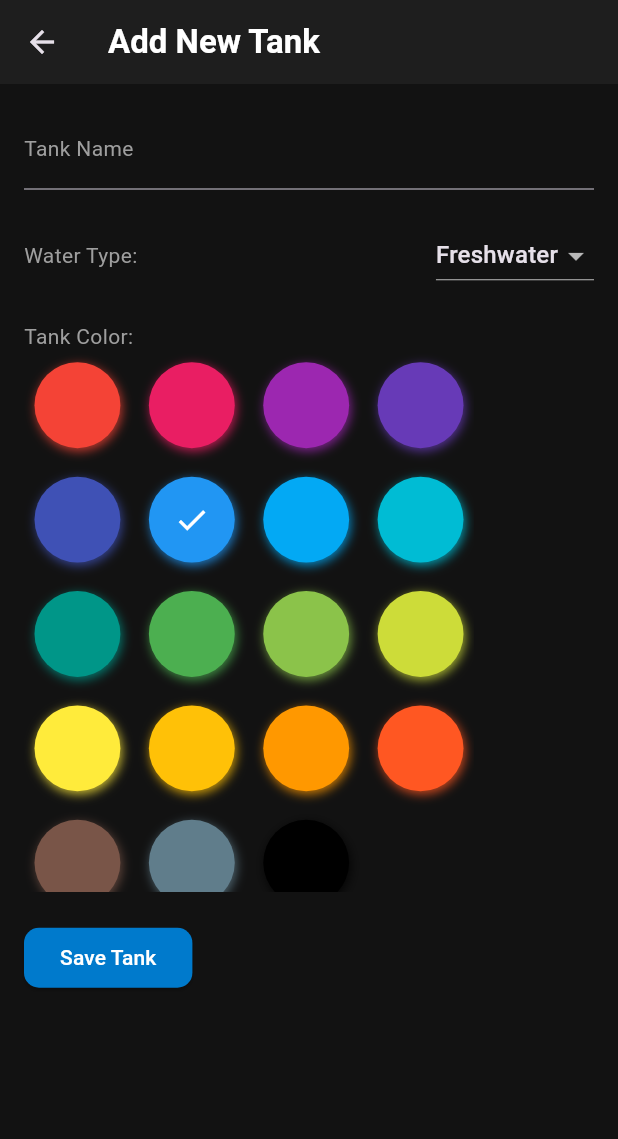
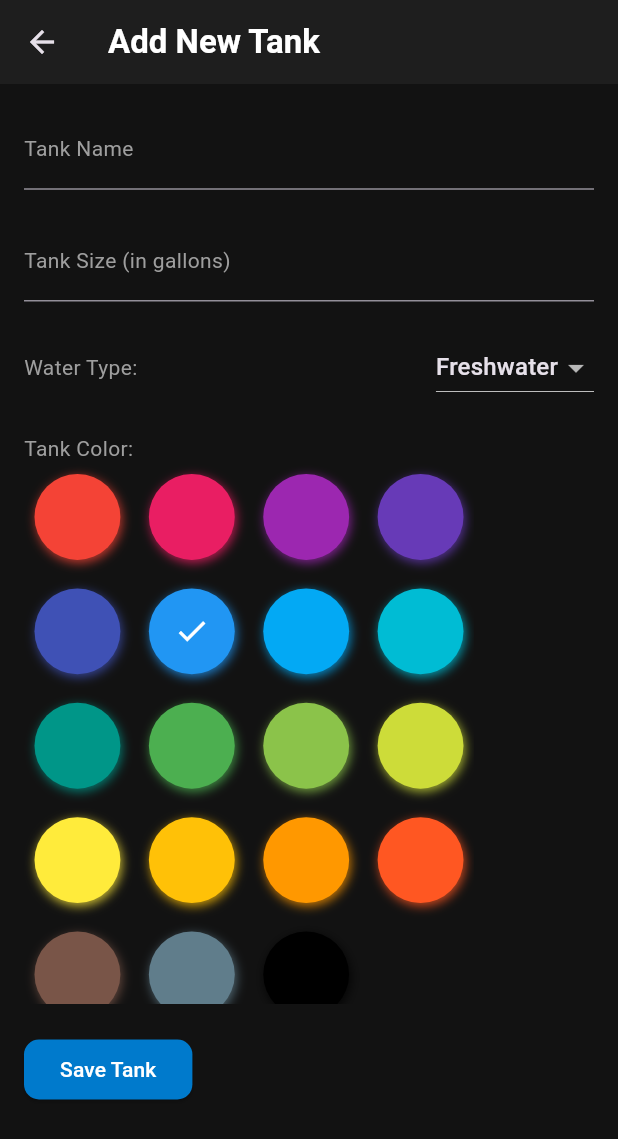
Before and after one commit to urlockGaur/AquaBuddy_fp, a Flutter app: the screen it shows after launch, item 2 of the bottom bar chosen, after a tap on the "add" icon, on a phone screen of 412 x 824 dp. Shown: the top 1139 px of the screen. Run offline on Flutter 3.47's test engine with Material 3 defaults, Android fonts, the phone set to English and light mode, and no system bars; drawn by our look-alikes of flutter_colorpicker; our stand-ins replace flutter_animate, hive, hive_flutter; accounts and stored records are empty; generated files the repository leaves out were written again.

Commit message:
database seeded. adding ability to add fish/plants/inverts to a tank

```diff
--- a/lib/main.dart
+++ b/lib/main.dart
@@ -1,8 +1,11 @@
-import 'package:flutter/material.dart';
-import 'package:aquabuddy/screens/home_screen.dart';
+import 'dart:convert';
+import 'package:flutter/services.dart';
 import 'package:hive_flutter/hive_flutter.dart';
 import 'models/tank.dart';
 import 'models/task.dart';
+import 'models/species.dart';
+import 'package:flutter/material.dart';
+import 'screens/home_screen.dart';
 
 void main() async {
   WidgetsFlutterBinding.ensureInitialized();
@@ -10,13 +13,49 @@
 
   Hive.registerAdapter(TankAdapter());
   Hive.registerAdapter(TaskAdapter());
+  Hive.registerAdapter(SpeciesAdapter());
 
   await Hive.openBox<Tank>('tanks');
   await Hive.openBox<Task>('tasks');
+  await Hive.openBox<Species>('fish');
+  await Hive.openBox<Species>("invertebrates");
+  await Hive.openBox<Species>('plants');
+
+  await seedSpeciesData();
 
   runApp(const AquaBuddyApp());
 }
+Future<void> seedSpeciesData() async {
+  final fishBox = Hive.box<Species>('fish');
+  final invertebratesBox = Hive.box<Species>('invertebrates');
+  final plantsBox = Hive.box<Species>('plants');
 
+  if (fishBox.isEmpty && invertebratesBox.isEmpty && plantsBox.isEmpty) {
+    final String data = await rootBundle.loadString('assets/species_data.json');
+    final Map<String, dynamic> jsonResult = json.decode(data);
+
+    for (var fish in jsonResult['fish']) {
+      fishBox.add(Species(
+        name: fish['name'],
+        scientificName: fish['scientificName'],
+      ));
+    }
+
+    for (var invert in jsonResult['invertebrates']) {
+      invertebratesBox.add(Species(
+        name: invert['name'],
+        scientificName: invert['scientificName'],
+      ));
+    }
+
+    for (var plant in jsonResult['plants']) {
+      plantsBox.add(Species(
+        name: plant['name'],
+        scientificName: plant['scientificName'],
+      ));
+    }
+  }
+}
 class AquaBuddyApp extends StatelessWidget {
   const AquaBuddyApp({super.key});
 
--- a/lib/models/tank.dart
+++ b/lib/models/tank.dart
@@ -5,13 +5,33 @@ part 'tank.g.dart';
 @HiveType(typeId: 0)
 class Tank extends HiveObject {
   @HiveField(0)
-   String name;
+  String name;
 
   @HiveField(1)
-   String waterType;
+  String waterType;
 
   @HiveField(2)
-   int color;
+  int color;
 
-  Tank({required this.name, required this.waterType, required this.color});
+  @HiveField(3)
+  int sizeInGallons;
+
+  @HiveField(4)
+  List<int> fishKeys; // Mutable list of species keys
+
+  @HiveField(5)
+  List<int> invertebrateKeys;
+
+  @HiveField(6)
+  List<int> plantKeys;
+
+  Tank({
+    required this.name,
+    required this.waterType,
+    required this.color,
+    required this.sizeInGallons,
+    this.fishKeys = const [],
+    this.invertebrateKeys = const [],
+    this.plantKeys = const [],
+  });
 }
--- a/lib/screens/add_tank_screen.dart
+++ b/lib/screens/add_tank_screen.dart
@@ -14,14 +14,13 @@ class _AddTankScreenState extends State<AddTankScreen> {
   String _tankName = '';
   Color _selectedColor = Colors.blue;
   String _waterType = 'Freshwater';
+  int _sizeInGallons = 0; // New field for tank size
 
   @override
   Widget build(BuildContext context) {
     return Scaffold(
       appBar: AppBar(
-        title: Text('Add New Tank',
-            style: Theme.of(context).textTheme.titleLarge,
-        ),
+        title: Text('Add New Tank', style: Theme.of(context).textTheme.titleLarge),
       ),
       body: Padding(
         padding: const EdgeInsets.all(16.0),
@@ -34,6 +33,15 @@ class _AddTankScreenState extends State<AddTankScreen> {
                 labelStyle: Theme.of(context).textTheme.bodyMedium,
               ),
               onChanged: (value) => _tankName = value,
+            ),
+            const SizedBox(height: 20),
+            TextField(
+              decoration: InputDecoration(
+                labelText: 'Tank Size (in gallons)',
+                labelStyle: Theme.of(context).textTheme.bodyMedium,
+              ),
+              keyboardType: TextInputType.number,
+              onChanged: (value) => _sizeInGallons = int.tryParse(value) ?? 0,
             ),
             const SizedBox(height: 20),
             Row(
@@ -61,11 +69,12 @@ class _AddTankScreenState extends State<AddTankScreen> {
             const SizedBox(height: 20),
             ElevatedButton(
               onPressed: () async {
-                if (_tankName.isNotEmpty) {
+                if (_tankName.isNotEmpty && _sizeInGallons > 0) {
                   final tank = Tank(
                     name: _tankName,
                     waterType: _waterType,
                     color: _selectedColor.value,
+                    sizeInGallons: _sizeInGallons,
                   );
 
                   final tanksBox = Hive.box<Tank>('tanks');
--- a/lib/screens/tank_screen.dart
+++ b/lib/screens/tank_screen.dart
@@ -1,16 +1,34 @@
 import 'package:flutter/material.dart';
-import 'package:hive_flutter/adapters.dart';
+import 'package:hive_flutter/hive_flutter.dart';
 import '../models/tank.dart';
+import '../models/species.dart';
+import 'add_fish_screen.dart';
+import 'add_invertebrates_screen.dart';
+import 'add_plants_screen.dart';
 import 'add_tank_screen.dart';
 import 'package:flutter_animate/flutter_animate.dart';
 
-class TankScreen extends StatelessWidget {
+class TankScreen extends StatefulWidget {
   const TankScreen({super.key});
 
   @override
+  _TankScreenState createState() => _TankScreenState();
+}
+
+class _TankScreenState extends State<TankScreen> {
+  final tanksBox = Hive.box<Tank>('tanks');
+  String searchQuery = '';
+
+  List<Tank> getFilteredTanks() {
+    final allTanks = tanksBox.values.toList();
+    return allTanks
+        .where((tank) =>
+        tank.name.toLowerCase().contains(searchQuery.toLowerCase()))
+        .toList();
+  }
+
+  @override
   Widget build(BuildContext context) {
-    final tanksBox = Hive.box<Tank>('tanks');
-
     return Scaffold(
       appBar: AppBar(
         title: Text(
@@ -18,39 +36,105 @@ class TankScreen extends StatelessWidget {
           style: Theme.of(context).textTheme.titleLarge,
         ),
       ),
-      body: ValueListenableBuilder(
+      body: Column(
+        children: [
+          Padding(
+            padding: const EdgeInsets.all(8.0),
+            child: TextField(
+              decoration: const InputDecoration(
+                labelText: 'Search Tanks',
+                border: OutlineInputBorder(),
+              ),
+              onChanged: (value) => setState(() => searchQuery = value),
+            ),
+          ),
+          Expanded(
+            child: ValueListenableBuilder(
               valueListenable: tanksBox.listenable(),
               builder: (context, Box<Tank> box, _) {
-          if (box.isEmpty) {
+                final filteredTanks = getFilteredTanks();
+
+                if (filteredTanks.isEmpty) {
                   return Center(
                     child: Text(
-                'No tanks added yet.',
+                      'No tanks found.',
                       style: Theme.of(context).textTheme.bodyMedium,
                     ),
                   );
                 }
 
                 return ListView.builder(
-            itemCount: box.length,
+                  itemCount: filteredTanks.length,
                   itemBuilder: (context, index) {
-              final tank = box.getAt(index);
+                    final tank = filteredTanks[index];
                     return Card(
-                color: Color(tank!.color),
-                child: ListTile(
-                  title: Text(tank.name, style: Theme.of(context).textTheme.bodyLarge),
+                      color: Color(tank.color),
+                      child: Column(
+                        children: [
+                          ListTile(
+                            title: Text(
+                              tank.name,
+                              style: Theme.of(context).textTheme.bodyLarge,
+                            ),
                             subtitle: Text(
-                    'Water Type: ${tank.waterType}',
+                              'Water Type: ${tank.waterType}\nSize: ${tank.sizeInGallons} gallons',
                               style: Theme.of(context).textTheme.bodyMedium,
                             ),
                             trailing: IconButton(
                               icon: const Icon(Icons.delete),
-                    onPressed: () => tank.delete(),
+                              onPressed: () {
+                                tank.delete();
+                              },
                             ),
+                          ),
+                          Row(
+                            mainAxisAlignment: MainAxisAlignment.spaceAround,
+                            children: [
+                              ElevatedButton(
+                                onPressed: () {
+                                  Navigator.push(
+                                    context,
+                                    MaterialPageRoute(
+                                      builder: (context) =>
+                                          AddFishScreen(tank: tank),
+                                    ),
+                                  );
+                                },
+                                child: const Text('Add Fish'),
+                              ),
+                              ElevatedButton(
+                                onPressed: () {
+                                  Navigator.push(
+                                    context,
+                                    MaterialPageRoute(
+                                      builder: (context) => AddInvertebratesScreen(tank: tank),
+                                    ),
+                                  );
+                                },
+                                child: const Text('Add Invertebrates'),
+                              ),
+                              ElevatedButton(
+                                onPressed: () {
+                                  Navigator.push(
+                                    context,
+                                    MaterialPageRoute(
+                                      builder: (context) => AddPlantsScreen(tank: tank),
+                                    ),
+                                  );
+                                },
+                                child: const Text('Add Plants'),
+                              ),
+                            ],
+                          ),
+                        ],
                       ),
                     ).animate().fadeIn(duration: 500.ms).slideY(begin: 0.2, end: 0.0);
                   },
                 );
               },
+            ),
+          ),
+        ],
       ),
       floatingActionButton: FloatingActionButton(
         onPressed: () => Navigator.push(
--- a/pubspec.yaml
+++ b/pubspec.yaml
@@ -67,8 +67,8 @@ flutter:
   uses-material-design: true
 
   # To add assets to your application, add an assets section, like this:
-  # assets:
-  #   - images/a_dot_burr.jpeg
+  assets:
+    - assets/species_data.json
   #   - images/a_dot_ham.jpeg
 
   # An image asset can refer to one or more resolution-specific "variants", see
```
Also changed, not shown: lib/models/species.dart (added, +14 -0 lines), lib/screens/add_fish_screen.dart (added, +152 -0 lines), lib/screens/add_invertebrates_screen.dart (added, +101 -0 lines), lib/screens/add_plants_screen.dart (added, +101 -0 lines), lib/models/tank.g.dart. Lines whose indentation alone changed are shown as unchanged.
